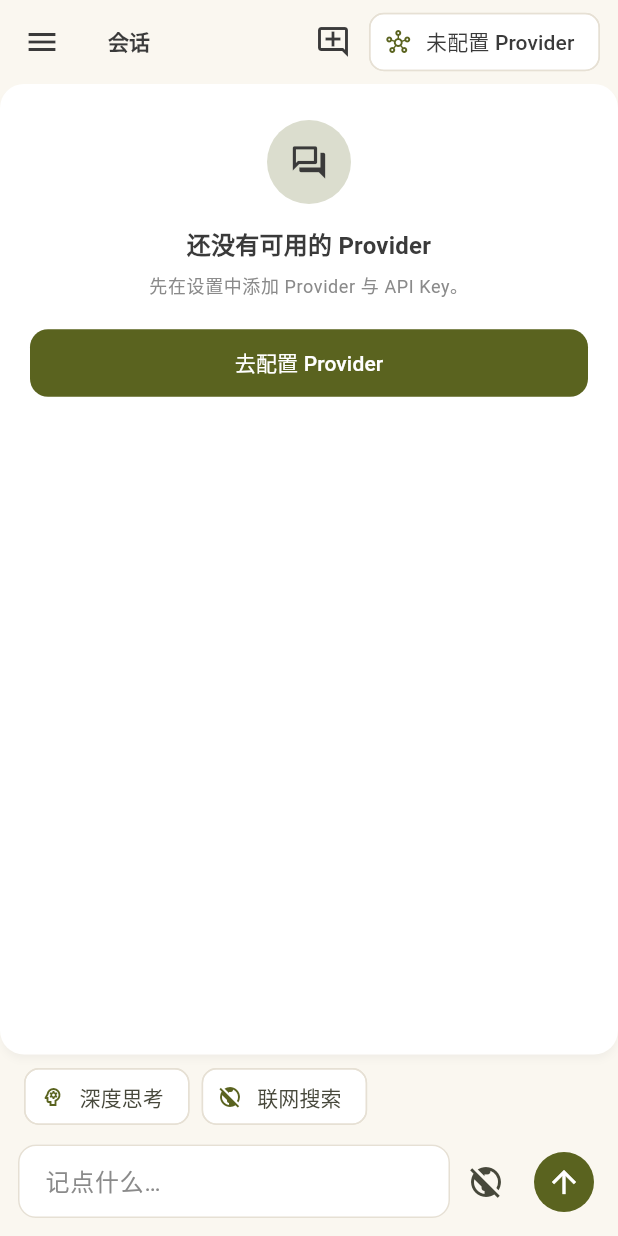
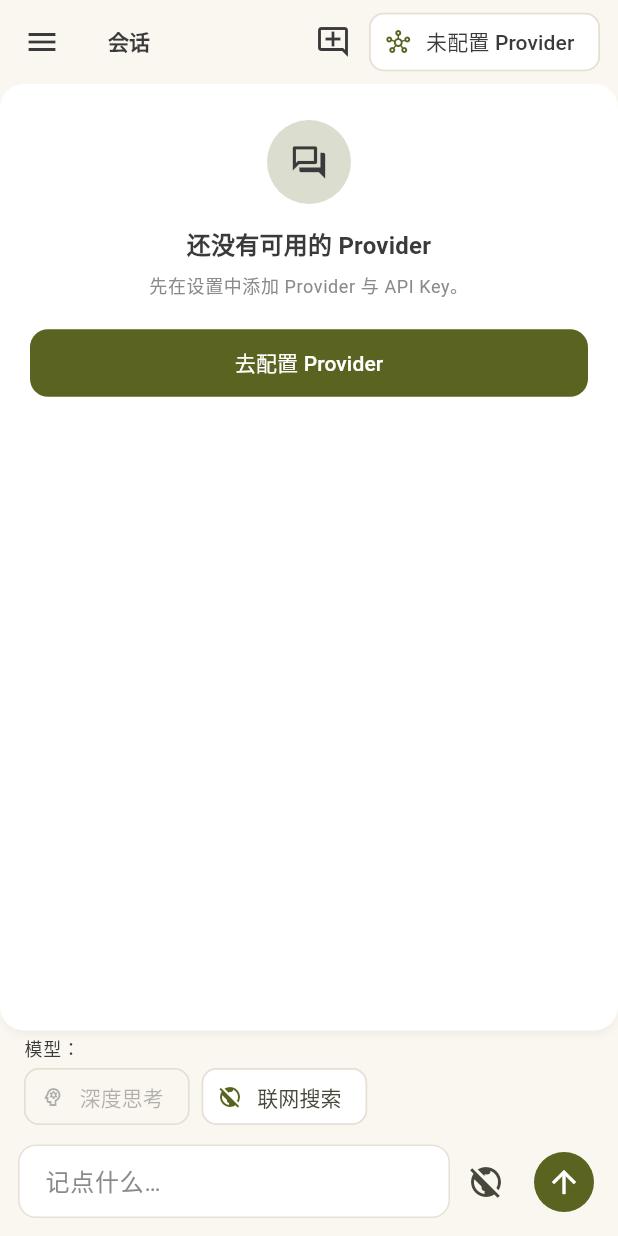
Before and after one commit to lutqiu1121-cpu/cup-memo, a Flutter app: the screen it shows after launch, after a tap on "联网搜索", after a tap on the "public" icon, after a tap on the "arrow upward" icon, on a phone screen of 412 x 824 dp. Run offline on Flutter 3.47's test engine with Material 3 defaults, Android fonts, the phone set to English and light mode, and no system bars; our stand-ins replace dio, flutter_markdown, flutter_riverpod, flutter_secure_storage, shared_preferences; missing offline and left inert: dartantic_ai, markdown, openai_dart, sqlite3.

Commit message:
feat(models): add runtime model selection and capability linkage

```diff
--- a/lib/features/chat/chat_page.dart
+++ b/lib/features/chat/chat_page.dart
@@ -38,6 +38,9 @@ class ChatPageState extends ConsumerState<ChatPage> {
   bool _webSearch = false;
   bool _toolsEnabled = true;
   bool _thinkingEnabled = false;
+  String? _selectedModel;
+
+  String _modelFor(ProviderConfig? provider) => _selectedModel ?? provider?.defaultModel ?? '';
 
   @override
   void initState() {
@@ -189,7 +192,7 @@ class ChatPageState extends ConsumerState<ChatPage> {
       content: text,
       createdAt: DateTime.now(),
       providerId: router.config.id,
-      model: router.config.defaultModel,
+      model: _modelFor(router.config),
     );
     final List<ChatMessage> request = <ChatMessage>[..._messages, user];
     final String assistantId = newMessageId();
@@ -204,7 +207,7 @@ class ChatPageState extends ConsumerState<ChatPage> {
           content: '',
           createdAt: DateTime.now(),
           providerId: router.config.id,
-          model: router.config.defaultModel,
+          model: _modelFor(router.config),
         ),
       );
       _sending = true;
@@ -239,8 +242,8 @@ class ChatPageState extends ConsumerState<ChatPage> {
 
     try {
       final List<String> memory = await _memoryPrompts(text);
-      final List<ChatMessage> contextRequest = _trimMessages(request, memory, router.config.defaultModel);
-      debugPrint('CupMemo Agent payload: model=${router.config.defaultModel} messages=${contextRequest.length} systemPrompts=${memory.length} tools=${_toolsEnabled ? _tools().length : 0}');
+      final List<ChatMessage> contextRequest = _trimMessages(request, memory, _modelFor(router.config));
+      debugPrint('CupMemo Agent payload: model=${_modelFor(router.config)} messages=${contextRequest.length} systemPrompts=${memory.length} tools=${_toolsEnabled ? _tools().length : 0}');
       await for (final AgentStreamChunk chunk in router.streamMessage(
         contextRequest,
         tools: _toolsEnabled ? _tools() : null,
@@ -295,7 +298,7 @@ class ChatPageState extends ConsumerState<ChatPage> {
   }
 
   Widget _statsBar(ProviderConfig? active) {
-    final int limit = ModelCapabilitiesRegistry.forModel(active?.defaultModel ?? '').maxContextTokens;
+    final int limit = ModelCapabilitiesRegistry.forModel(_modelFor(active), manualOverride: active?.modelParameters).maxContextTokens;
     final int used = _estimatedContextTokens();
     final int remaining = ((1 - used / limit) * 100).round().clamp(0, 100);
     return Padding(
@@ -363,6 +366,9 @@ class ChatPageState extends ConsumerState<ChatPage> {
   @override
   Widget build(BuildContext context) {
     final ProviderConfig? active = ref.watch(activeProviderProvider);
+    final String activeModel = _modelFor(active);
+    final ModelCapabilities caps = ModelCapabilitiesRegistry.forModel(activeModel, manualOverride: active?.modelParameters);
+    if (!caps.supportsThinking && _thinkingEnabled) _thinkingEnabled = false;
     return Scaffold(
       appBar: AppBar(
         title: const Text('会话'),
@@ -402,12 +408,17 @@ class ChatPageState extends ConsumerState<ChatPage> {
                     ),
                   ),
           ),
-          Padding(padding: const EdgeInsets.fromLTRB(16, 4, 16, 0), child: Row(children: <Widget>[
-            FilterChip(avatar: Icon(_thinkingEnabled ? Icons.psychology : Icons.psychology_outlined, size: 16), label: const Text('深度思考'), selected: _thinkingEnabled, onSelected: (bool value) => setState(() => _thinkingEnabled = value)),
-            const SizedBox(width: 8),
-            FilterChip(avatar: Icon(_webSearch ? Icons.public : Icons.public_off, size: 16), label: const Text('联网搜索'), selected: _webSearch, onSelected: (bool value) => setState(() => _webSearch = value)),
+          Padding(padding: const EdgeInsets.fromLTRB(16, 4, 16, 0), child: Column(children: <Widget>[
+            if (active != null && active.availableModels.isNotEmpty)
+              DropdownButton<String>(value: active.availableModels.contains(activeModel) ? activeModel : null, isExpanded: true, underline: const SizedBox.shrink(), items: active.availableModels.map((String model) => DropdownMenuItem<String>(value: model, child: Text(model))).toList(), onChanged: (String? value) { if (value != null) setState(() { _selectedModel = value; _thinkingEnabled = ModelCapabilitiesRegistry.forModel(value, manualOverride: active.modelParameters).supportsThinking; }); })
+            else
+              Align(alignment: Alignment.centerLeft, child: Text('模型：$activeModel', style: Theme.of(context).textTheme.labelMedium)),
+            Row(children: <Widget>[
+              FilterChip(avatar: Icon(_thinkingEnabled ? Icons.psychology : Icons.psychology_outlined, size: 16), label: const Text('深度思考'), selected: _thinkingEnabled, onSelected: caps.supportsThinking ? (bool value) => setState(() => _thinkingEnabled = value) : null),
+              const SizedBox(width: 8),
+              FilterChip(avatar: Icon(_webSearch ? Icons.public : Icons.public_off, size: 16), label: const Text('联网搜索'), selected: _webSearch, onSelected: (bool value) => setState(() => _webSearch = value)),
+            ]),
           ])),
-
           SafeArea(
             top: false,
             child: Padding(
--- a/lib/features/settings/provider_form_page.dart
+++ b/lib/features/settings/provider_form_page.dart
@@ -74,7 +74,7 @@ class _ProviderFormPageState extends ConsumerState<ProviderFormPage> {
             preset.baseUrl == existing.baseUrl,
         orElse: () => ProviderPresets.custom,
       );
-      _capabilities = ModelCapabilitiesRegistry.forModel(existing.defaultModel);
+      _capabilities = ModelCapabilitiesRegistry.resolveModelCaps(model: existing.defaultModel, manualOverride: existing.modelParameters);
     }
   }
 
@@ -212,6 +212,7 @@ class _ProviderFormPageState extends ConsumerState<ProviderFormPage> {
       baseUrl: _baseUrl.text.trim(),
       apiKeyRef: existing?.apiKeyRef ?? newProviderId(),
       defaultModel: _model.text.trim(),
+      availableModels: _models,
       modelParameters: <String, dynamic>{
         'temperature': _temperature,
         'max_tokens': _maxTokens,
```
